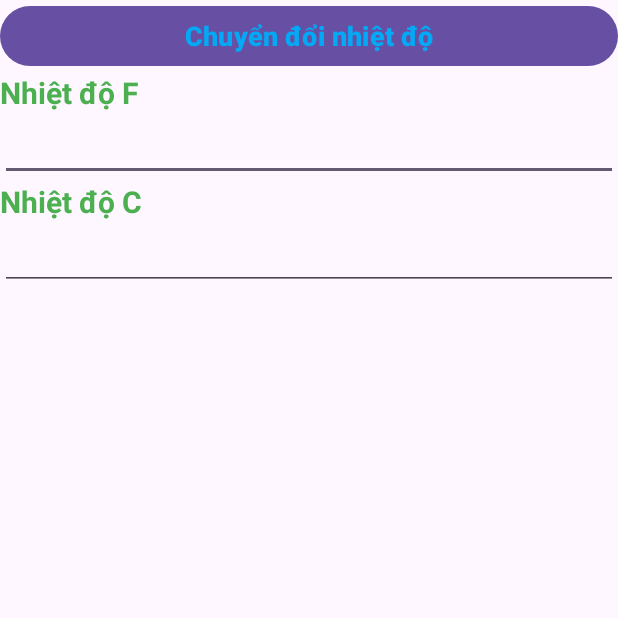
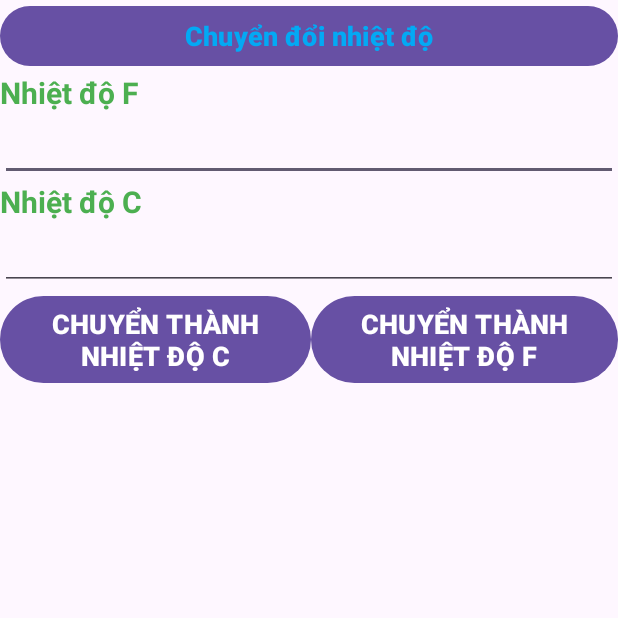
Before and after one commit to Phuonganh657/63133463-Android, an Android app: the screen it shows after launch (MainActivity), on a phone screen of 412 x 824 dp, the top half of it. Run offline under Robolectric (Android 15) with nearby library versions, the light colour scheme and no system bars.

Commit message:
Update activity_main.xml

```diff
--- a/BaiGK_63133463/cau2nhietdo/app/src/main/res/layout/activity_main.xml
+++ b/BaiGK_63133463/cau2nhietdo/app/src/main/res/layout/activity_main.xml
@@ -26,7 +26,7 @@
         android:textStyle="bold" />
 
     <EditText
-        android:id="@+id/editTextNumber4"
+        android:id="@+id/edtF"
         android:layout_width="match_parent"
         android:layout_height="wrap_content"
         android:ems="10"
@@ -42,9 +42,33 @@
         android:textStyle="bold" />
 
     <EditText
-        android:id="@+id/editTextNumber2"
+        android:id="@+id/edtC"
         android:layout_width="match_parent"
         android:layout_height="wrap_content"
         android:ems="10"
         android:inputType="number" />
+
+    <LinearLayout
+        android:layout_width="match_parent"
+        android:layout_height="match_parent"
+        android:orientation="horizontal">
+
+        <Button
+            android:id="@+id/btnFC"
+            android:layout_width="wrap_content"
+            android:layout_height="wrap_content"
+            android:layout_weight="1"
+            android:text="CHUYỂN THÀNH NHIỆT ĐỘ C"
+            android:textSize="18sp"
+            android:textStyle="bold" />
+
+        <Button
+            android:id="@+id/btnCF"
+            android:layout_width="wrap_content"
+            android:layout_height="wrap_content"
+            android:layout_weight="1"
+            android:text="CHUYỂN THÀNH NHIỆT ĐỘ F"
+            android:textSize="18sp"
+            android:textStyle="bold" />
+    </LinearLayout>
 </LinearLayout>
```
